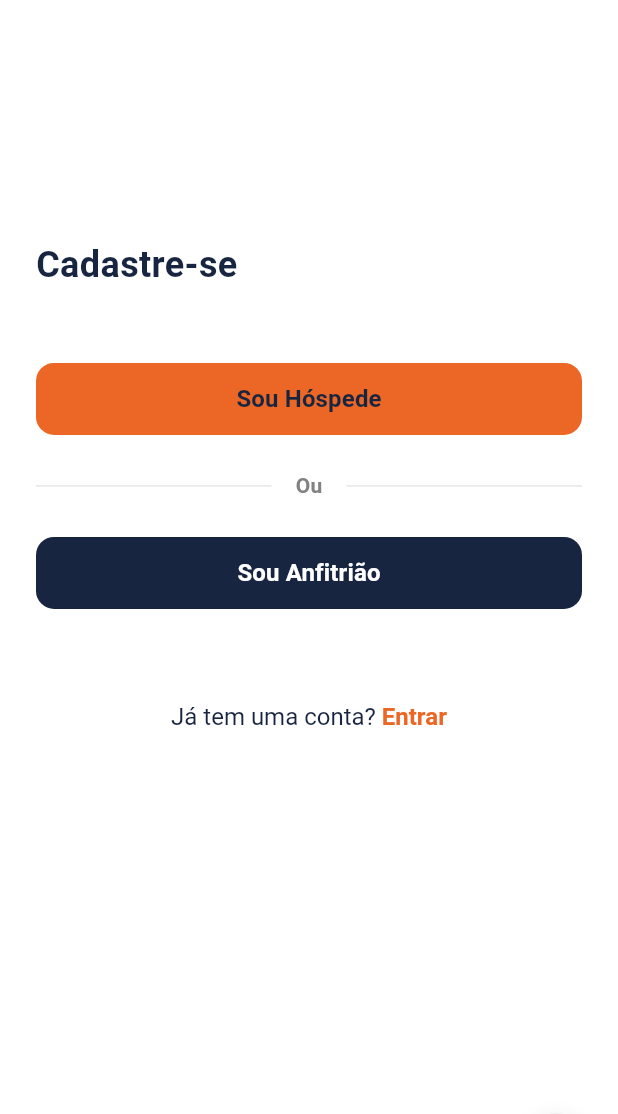
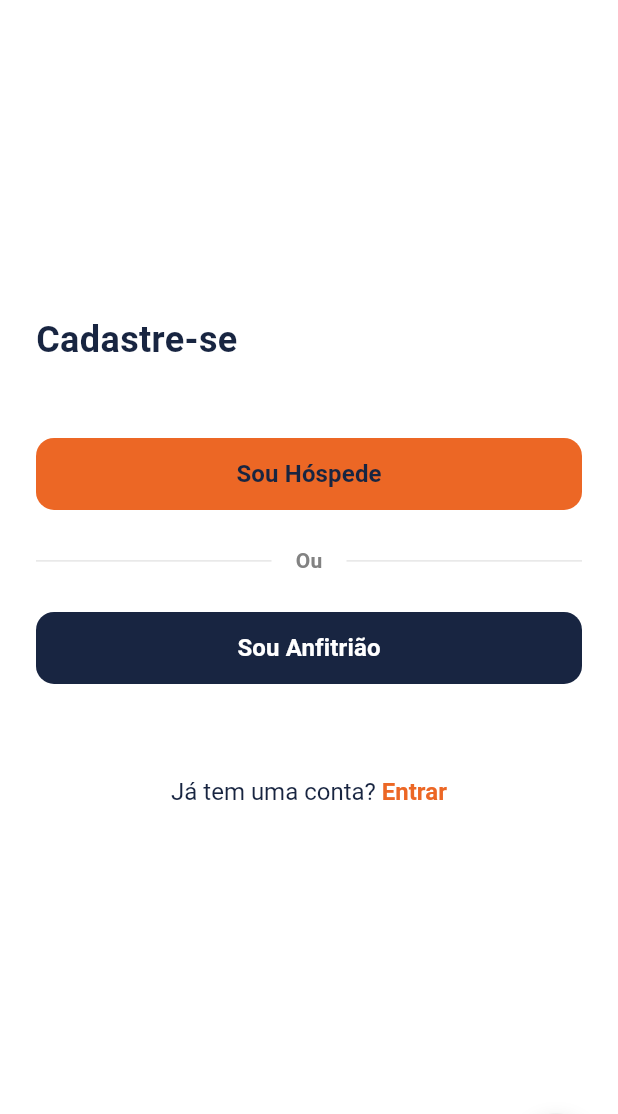
Before and after one commit to gabriellpequeno/Reserva-Aqui---Projeto-de-fim-de-ciclo, a Flutter app: the UserOrHostPage screen opened by its route, on a phone screen of 412 x 824 dp, the part 122-1236 px from its top. Run offline on Flutter 3.47's test engine with Material 3 defaults, Android fonts, the light colour scheme and no system bars; our stand-ins replace dio, flutter_riverpod, flutter_svg, go_router, image_picker, mask_text_input_formatter and 1 more; accounts and stored records are empty; network calls fail.

Commit message:
✨(chore): update pubspec.lock and adjust UserOrHostPage layout

```diff
--- a/Frontend/lib/features/auth/presentation/pages/user_or_host_page.dart
+++ b/Frontend/lib/features/auth/presentation/pages/user_or_host_page.dart
@@ -11,13 +11,13 @@ class UserOrHostPage extends StatelessWidget {
     return Scaffold(
       backgroundColor: AppColors.backgroundLight,
       body: SafeArea(
-        child: Center(
-          child: SingleChildScrollView(
+        child: Padding(
           padding: const EdgeInsets.symmetric(horizontal: 24.0),
           child: Column(
             mainAxisAlignment: MainAxisAlignment.center,
             crossAxisAlignment: CrossAxisAlignment.center,
             children: [
+              const SizedBox(height: 100),
               const Align(
                 alignment: Alignment.centerLeft,
                 child: Text(
@@ -78,7 +78,6 @@ class UserOrHostPage extends StatelessWidget {
           ),
         ),
       ),
-      ),
     );
   }
 }
```
Also changed, not shown: Frontend/pubspec.lock. Lines whose indentation alone changed are shown as unchanged.
